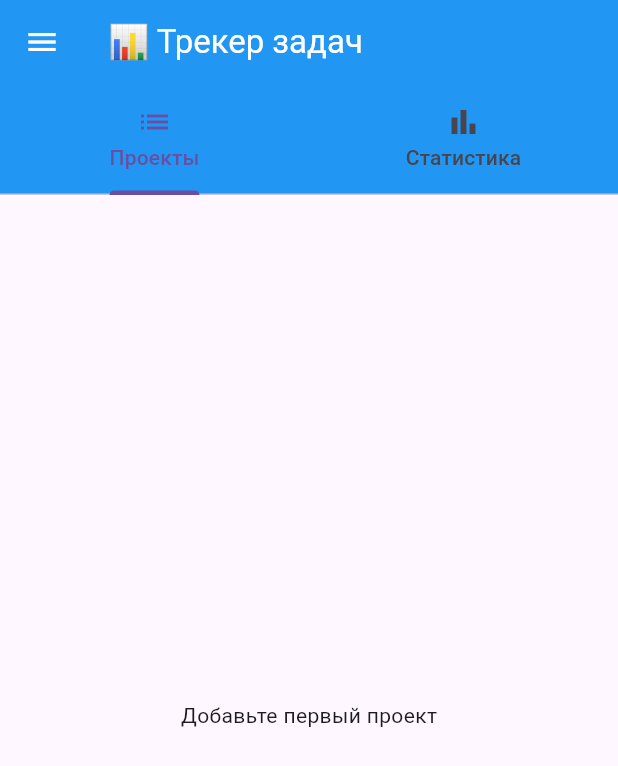
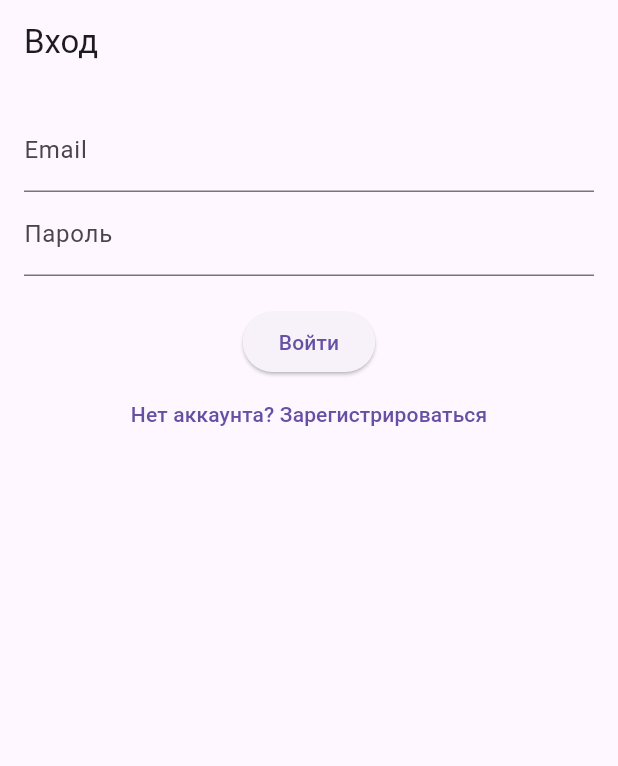
Before and after one commit to Vinillian/task_tracker, a Flutter app: the screen it shows after launch, on a phone screen of 412 x 824 dp. Shown: the top 766 px of the screen. Run offline on Flutter 3.47's test engine with Material 3 defaults, Android fonts, the phone set to English and light mode, and no system bars; our stand-ins replace cloud_firestore, firebase_auth, firebase_core; accounts and stored records are empty.

Commit message:
feat(auth): implement email/password authentication
- Add AuthService with Firebase Auth integration
- Create AuthScreen for login/registration
- Update main.dart with auth wrapper
- Replace User model with AppUser to avoid naming conflicts
- Add required Android configuration files
- Integrate authentication with existing Firestore structure

```diff
--- a/lib/main.dart
+++ b/lib/main.dart
@@ -1,32 +1,56 @@
 import 'package:flutter/material.dart';
 import 'package:firebase_core/firebase_core.dart';
 import 'package:provider/provider.dart';
+import 'package:firebase_auth/firebase_auth.dart'; // ← ДОБАВИТЬ
 import 'firebase_options.dart';
 import 'screens/task_tracker_screen.dart';
 import 'services/firestore_service.dart';
+import 'services/auth_service.dart';
+import 'screens/auth_screen.dart';
 
 void main() async {
   WidgetsFlutterBinding.ensureInitialized();
   await Firebase.initializeApp(options: DefaultFirebaseOptions.currentPlatform);
-
-  runApp(
-    MultiProvider(
-      providers: [
-        Provider<FirestoreService>(create: (_) => FirestoreService()),
-      ],
-      child: const MyApp(),
-    ),
-  );
+  runApp(const MyApp());
 }
 
 class MyApp extends StatelessWidget {
   const MyApp({super.key});
+
   @override
   Widget build(BuildContext context) {
-    return MaterialApp(
-      title: 'Task Tracker',
-      theme: ThemeData(primarySwatch: Colors.blue),
-      home: const TaskTrackerScreen(),
+    return MultiProvider(
+      providers: [
+        Provider<AuthService>(create: (_) => AuthService()),
+        Provider<FirestoreService>(create: (_) => FirestoreService()),
+      ],
+      child: MaterialApp(
+        title: 'Task Tracker',
+        theme: ThemeData(primarySwatch: Colors.blue),
+        home: AuthWrapper(),
+      ),
     );
   }
 }
+
+class AuthWrapper extends StatelessWidget {
+  @override
+  Widget build(BuildContext context) {
+    final authService = Provider.of<AuthService>(context);
+
+    return StreamBuilder<User?>(
+      stream: authService.authStateChanges,
+      builder: (context, snapshot) {
+        if (snapshot.connectionState == ConnectionState.waiting) {
+          return const Scaffold(body: Center(child: CircularProgressIndicator()));
+        }
+
+        if (snapshot.hasData) {
+          return const TaskTrackerScreen();
+        }
+
+        return const AuthScreen();
+      },
+    );
+  }
+}
--- a/lib/models/user.dart
+++ b/lib/models/app_user.dart
@@ -1,19 +1,18 @@
 import 'project.dart';
 import 'progress_history.dart';
 
-class User {
+class AppUser {
   String name;
   List<Project> projects;
   List<dynamic> progressHistory;
 
-  User({
+  AppUser({
     required this.name,
     required this.projects,
     required this.progressHistory,
   });
 
   Map<String, dynamic> toFirestore() {
-    // Принудительная миграция всех данных в Map
     final migratedHistory = progressHistory.map((item) {
       if (item is ProgressHistory) {
         print('Мигрируем ProgressHistory в Map');
@@ -29,8 +28,8 @@ class User {
     };
   }
 
-  static User fromFirestore(Map<String, dynamic> data) {
-    return User(
+  static AppUser fromFirestore(Map<String, dynamic> data) {
+    return AppUser(
       name: data['name'] ?? '',
       projects: (data['projects'] as List<dynamic>?)
           ?.map((p) => Project.fromFirestore(Map<String, dynamic>.from(p)))
@@ -39,5 +38,5 @@ class User {
     );
   }
 
-  static User empty() => User(name: '', projects: [], progressHistory: []);
+  static AppUser empty() => AppUser(name: '', projects: [], progressHistory: []);
 }
--- /dev/null
+++ b/lib/screens/auth_screen.dart
@@ -0,0 +1,72 @@
+import 'package:flutter/material.dart';
+import 'package:firebase_auth/firebase_auth.dart';
+import '../services/auth_service.dart';
+import 'package:provider/provider.dart';
+
+class AuthScreen extends StatefulWidget {
+  const AuthScreen({super.key});
+
+  @override
+  State<AuthScreen> createState() => _AuthScreenState();
+}
+
+class _AuthScreenState extends State<AuthScreen> {
+  final _emailController = TextEditingController();
+  final _passwordController = TextEditingController();
+  bool _isLoading = false;
+  bool _isLogin = true;
+
+  void _submit() async {
+    setState(() => _isLoading = true);
+
+    final email = _emailController.text;
+    final password = _passwordController.text;
+    final authService = Provider.of<AuthService>(context, listen: false);
+
+    User? user; // Используем User из Firebase Auth, а не AppUser
+    if (_isLogin) {
+      user = await authService.signIn(email, password); // ← ИСПРАВЛЕНО
+    } else {
+      user = await authService.signUp(email, password); // ← ИСПРАВЛЕНО
+    }
+
+    setState(() => _isLoading = false);
+  }
+
+  @override
+  Widget build(BuildContext context) {
+    return Scaffold(
+      appBar: AppBar(title: Text(_isLogin ? 'Вход' : 'Регистрация')),
+      body: Padding(
+        padding: const EdgeInsets.all(16.0),
+        child: Column(
+          children: [
+            TextField(
+              controller: _emailController,
+              decoration: const InputDecoration(labelText: 'Email'),
+              keyboardType: TextInputType.emailAddress,
+            ),
+            TextField(
+              controller: _passwordController,
+              decoration: const InputDecoration(labelText: 'Пароль'),
+              obscureText: true,
+            ),
+            const SizedBox(height: 20),
+            _isLoading
+                ? const CircularProgressIndicator()
+                : ElevatedButton(
+              onPressed: _submit,
+              child: Text(_isLogin ? 'Войти' : 'Зарегистрироваться'),
+            ),
+            TextButton(
+              onPressed: () => setState(() => _isLogin = !_isLogin),
+              child: Text(_isLogin
+                  ? 'Нет аккаунта? Зарегистрироваться'
+                  : 'Уже есть аккаунт? Войти'),
+            ),
+          ],
+        ),
+      ),
+    );
+  }
+}
--- a/lib/screens/project_list_screen.dart
+++ b/lib/screens/project_list_screen.dart
@@ -1,13 +1,13 @@
 import 'package:flutter/material.dart';
-import '../models/user.dart';
+import '../models/app_user.dart';
 import '../models/project.dart';
 import '../services/firestore_service.dart';
 import '../widgets/dialogs.dart';
 import 'project_detail_screen.dart';
 
 class ProjectListScreen extends StatelessWidget {
-  final User? currentUser;
-  final Function(User?) onUserChanged;
+  final AppUser? currentUser;
+  final Function(AppUser?) onUserChanged;
   final Function() onAddProject;
   final Function(Project) onDeleteProject;
   final Function(String, int, String) onAddProgressHistory;
@@ -22,17 +22,12 @@ class ProjectListScreen extends StatelessWidget {
     required this.onAddProgressHistory,
   });
 
-  void _openProject(Project project) {
-    // Этот метод будет использоваться когда будем переходить к деталям проекта
-  }
-
   @override
   Widget build(BuildContext context) {
     if (currentUser == null) {
       return const Center(child: Text('Добавьте первый проект'));
     }
 
-    // УБЕРИТЕ Column и ElevatedButton, оставьте только ListView
     return ListView.builder(
       itemCount: currentUser!.projects.length,
       itemBuilder: (context, index) {
@@ -59,10 +54,9 @@ class ProjectListScreen extends StatelessWidget {
                   project: project,
                   onProjectUpdated: (updatedProject) {
                     currentUser!.projects[index] = updatedProject;
-                    _firestoreService.saveUser(currentUser!);
                     onUserChanged(currentUser);
                   },
-                  onAddProgressHistory: onAddProgressHistory, // ДОБАВИТЬ
+                  onAddProgressHistory: onAddProgressHistory,
                 ),
               ),
             );
--- /dev/null
+++ b/lib/services/auth_service.dart
@@ -0,0 +1,44 @@
+import 'package:firebase_auth/firebase_auth.dart';
+
+class AuthService {
+  final FirebaseAuth _auth = FirebaseAuth.instance;
+
+  // Текущий пользователь
+  User? get currentUser => _auth.currentUser;
+
+  // Автоматический вход при запуске
+  Stream<User?> get authStateChanges => _auth.authStateChanges();
+
+  // Регистрация
+  Future<User?> signUp(String email, String password) async {
+    try {
+      final result = await _auth.createUserWithEmailAndPassword(
+        email: email,
+        password: password,
+      );
+      return result.user;
+    } catch (e) {
+      print('Ошибка регистрации: $e');
+      return null;
+    }
+  }
+
+  // Вход
+  Future<User?> signIn(String email, String password) async {
+    try {
+      final result = await _auth.signInWithEmailAndPassword(
+        email: email,
+        password: password,
+      );
+      return result.user;
+    } catch (e) {
+      print('Ошибка входа: $e');
+      return null;
+    }
+  }
+
+  // Выход
+  Future<void> signOut() async {
+    await _auth.signOut();
+  }
+}
--- a/lib/utils/data_migration.dart
+++ b/lib/utils/data_migration.dart
@@ -1,8 +1,8 @@
-import '../models/user.dart';
+import '../models/app_user.dart';
 import '../services/firestore_service.dart';
 
 class DataMigration {
-  static Future<void> migrateUserData(User user, FirestoreService service) async {
+  static Future<void> migrateUserData(AppUser user, FirestoreService service, String uid) async {
     bool needsMigration = false;
 
     // Проверяем нужна ли миграция
@@ -21,7 +21,7 @@ class DataMigration {
       print('Миграция данных пользователя ${user.name}...');
 
       // Просто сохраняем пользователя - toFirestore() сделает миграцию
-      await service.saveUser(user);
+      await service.saveUser(user, uid);
       print('Миграция завершена!');
     }
   }
--- a/lib/widgets/statistics_widgets.dart
+++ b/lib/widgets/statistics_widgets.dart
@@ -1,10 +1,10 @@
 import 'package:flutter/material.dart';
-import '../models/user.dart';
+import '../models/app_user.dart';
 import '../utils/progress_utils.dart';
 import 'github_calendar.dart';
 
 class StatisticsWidgets {
-  static Widget buildStatisticsTab(BuildContext context, User? user) {
+  static Widget buildStatisticsTab(BuildContext context, AppUser? user) {
     if (user == null) {
       return const Center(child: Text('Нет выбранного пользователя'));
     }
@@ -24,7 +24,6 @@ class StatisticsWidgets {
           completedTasks += 1;
         }
 
-        // Учитываем подзадачи
         for (var subtask in task.subtasks) {
           totalSteps += subtask.totalSteps;
           completedSteps += subtask.completedSteps;
@@ -40,17 +39,11 @@ class StatisticsWidgets {
         padding: const EdgeInsets.all(16.0),
         child: Column(
           children: [
-            // Календарь активности - ИЗМЕНИТЬ ЭТУ СТРОКУ
-            GitHubCalendar(userName: user.name), // ← ЗДЕСЬ ИЗМЕНЕНИЕ
-
+            GitHubCalendar(userName: user.name),
             const SizedBox(height: 24),
-
-            // Общая статистика
             Text('Общая статистика',
                 style: Theme.of(context).textTheme.titleLarge),
             const SizedBox(height: 16),
-
-            // Прогресс по задачам
             Card(
               child: Padding(
                 padding: const EdgeInsets.all(16.0),
@@ -65,10 +58,7 @@ class StatisticsWidgets {
                 ),
               ),
             ),
-
             const SizedBox(height: 16),
-
-            // Прогресс по шагам
             Card(
               child: Padding(
                 padding: const EdgeInsets.all(16.0),
@@ -83,14 +73,10 @@ class StatisticsWidgets {
                 ),
               ),
             ),
-
             const SizedBox(height: 24),
-
-            // Статистика по проектам
             Text('Статистика по проектам',
                 style: Theme.of(context).textTheme.titleMedium),
             const SizedBox(height: 16),
-
             ...user.projects.map((project) {
               double projectProgress = 0.0;
               int projectTasks = project.tasks.length;
```
Also changed, not shown: lib/screens/drawer_screen.dart (+27 -52 lines), lib/screens/task_tracker_screen.dart (+78 -43 lines), lib/services/firestore_service.dart (+33 -18 lines), lib/widgets/github_calendar.dart (+5 -7 lines), lib/models/project.dart (line endings or trailing spaces), 1 other file.
